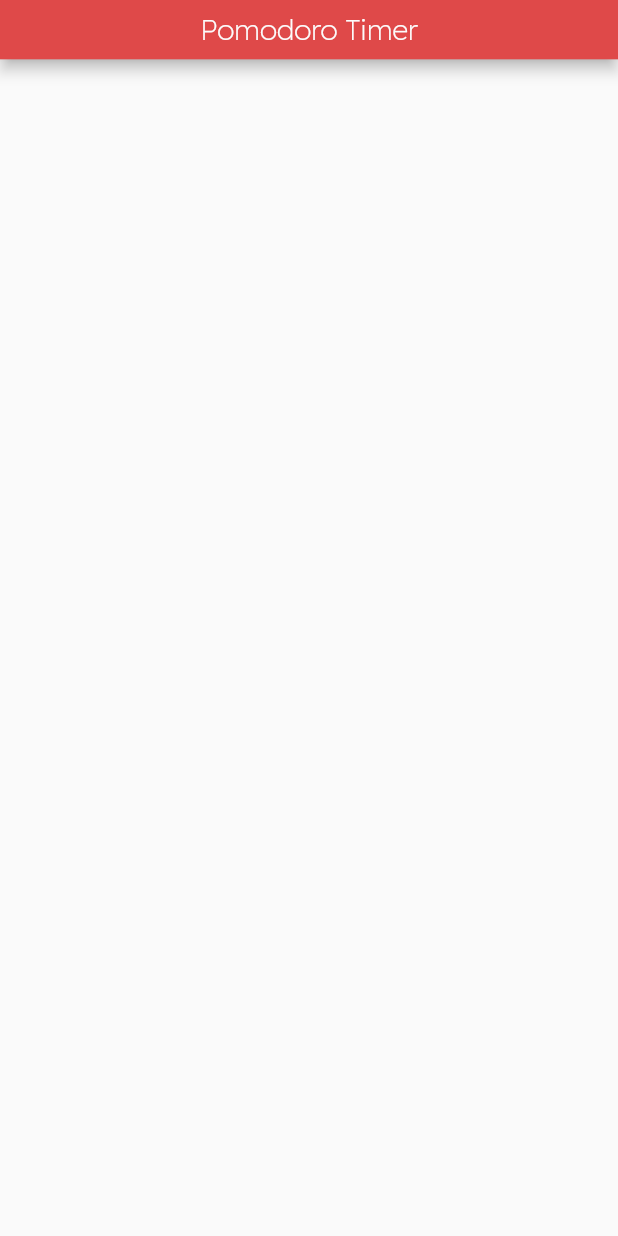
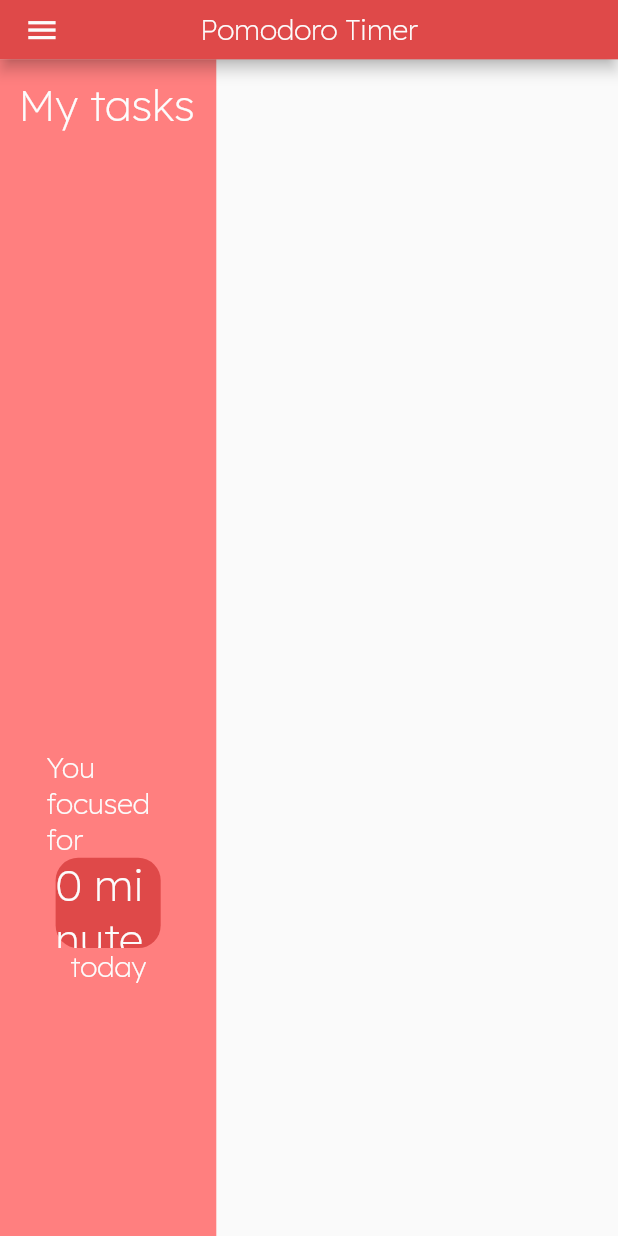
Before and after one commit to IgorArthur/Pomodoro-Timer, a Flutter app: the screen it shows after launch, on a phone screen of 412 x 824 dp. Run offline on Flutter 3.47's test engine with Material 2 defaults, Android fonts, the phone set to English and light mode, and no system bars; our stand-ins replace google_fonts, sizer.

Commit message:
Drawer Page Structure

```diff
--- /dev/null
+++ b/pomodoro_timer_web/lib/model/task_model.dart
@@ -0,0 +1,10 @@
+class Task {
+  String title;
+  bool done = false;
+
+  Task({required this.title});
+
+  void setDone() {
+    done = !done;
+  }
+}
--- a/pomodoro_timer_web/lib/view/export_views.dart
+++ b/pomodoro_timer_web/lib/view/export_views.dart
@@ -1,3 +1,2 @@
-export 'home_page.dart';
-
 export 'utils/export_utils.dart';
+export 'pages/export_pages.dart';
--- /dev/null
+++ b/pomodoro_timer_web/lib/view/pages/export_pages.dart
@@ -0,0 +1,3 @@
+export 'home_page.dart';
+export 'main_page.dart';
+export 'pomodoro_drawer.dart';
--- a/pomodoro_timer_web/lib/view/home_page.dart
+++ b/pomodoro_timer_web/lib/view/pages/home_page.dart
@@ -1,5 +1,5 @@
 import 'package:flutter/material.dart';
-import 'package:pomodoro_timer/view/utils/export_utils.dart';
+import 'package:pomodoro_timer/view/export_views.dart';
 
 class HomePage extends StatefulWidget {
   const HomePage({Key? key}) : super(key: key);
@@ -18,8 +18,20 @@ class _HomePageState extends State<HomePage> {
         centerTitle: true,
         backgroundColor: AppColors.primary200,
         toolbarHeight: 4.8.h,
+        leading: Icon(
+          Icons.menu,
+          color: AppColors.neutral100,
+          size: 2.9.h,
+        ),
       ),
-      body: Container(),
+      body: SingleChildScrollView(
+        child: Row(
+          children: const [
+            PomodoroDrawer(),
+            MainPage(),
+          ],
+        ),
+      ),
     );
   }
 }
--- /dev/null
+++ b/pomodoro_timer_web/lib/view/pages/main_page.dart
@@ -0,0 +1,15 @@
+import 'package:flutter/material.dart';
+import 'package:pomodoro_timer/view/utils/export_utils.dart';
+
+class MainPage extends StatelessWidget {
+  const MainPage({Key? key}) : super(key: key);
+
+  @override
+  Widget build(BuildContext context) {
+    return Container(
+      color: AppColors.primary100,
+      margin: EdgeInsets.all(6.5.w),
+      width: 50.w,
+    );
+  }
+}
--- /dev/null
+++ b/pomodoro_timer_web/lib/view/pages/pomodoro_drawer.dart
@@ -0,0 +1,64 @@
+import 'package:flutter/material.dart';
+import 'package:pomodoro_timer/view/utils/export_utils.dart';
+
+class PomodoroDrawer extends StatelessWidget {
+  const PomodoroDrawer({Key? key}) : super(key: key);
+
+  @override
+  Widget build(BuildContext context) {
+    return Container(
+      color: AppColors.primary100,
+      padding: EdgeInsets.all(3.w),
+      width: 35.w,
+      height: 95.2.h,
+      child: Column(
+        children: [
+          _myTasks(),
+          _taskList(),
+          _focusedTime(),
+        ],
+      ),
+    );
+  }
+
+  Widget _myTasks() {
+    return Container(
+        alignment: Alignment.centerLeft,
+        child: const Text('My tasks').headline1(AppColors.neutral100));
+  }
+
+  Widget _taskList() {
+    return SizedBox(
+      width: 26.9.w,
+      height: 50.h,
+      child: ListView.builder(
+          itemCount: 4,
+          itemBuilder: ((context, index) {
+            return Container();
+          })
+      )
+    );
+  }
+
+  Widget _focusedTime() {
+    return SizedBox(
+      width: 20.w,
+      height: 20.h,
+      child: Column(
+        children: [
+          const Text('You focused for').body1(AppColors.neutral100),
+          Container(
+            alignment: Alignment.center,
+            width: 17.w,
+            height: 7.3.h,
+            decoration: const BoxDecoration(
+                color: AppColors.primary200,
+                borderRadius: BorderRadius.all(Radius.circular(15))),
+            child: const Text('0 minutes').headline1(AppColors.neutral100),
+          ),
+          const Text('today').body1(AppColors.neutral100),
+        ],
+      ),
+    );
+  }
+}
--- a/pomodoro_timer_web/lib/view/utils/app_fonts.dart
+++ b/pomodoro_timer_web/lib/view/utils/app_fonts.dart
@@ -15,7 +15,7 @@ extension AppFonts on Text {
     );
   }
 
-  Text headline1([Color? color]) {
+  Text headline2([Color? color]) {
     final TextStyle textStyle = GoogleFonts.lexend(
       fontWeight: FontWeight.w200,
       fontSize: 3.1.h,
@@ -25,7 +25,7 @@ extension AppFonts on Text {
     );
   }
 
-  Text headline2([Color? color]) {
+  Text headline1([Color? color]) {
     final TextStyle textStyle = GoogleFonts.lexend(
       fontWeight: FontWeight.w200,
       fontSize: 3.5.h,
--- a/pomodoro_timer_web/lib/view/utils/export_utils.dart
+++ b/pomodoro_timer_web/lib/view/utils/export_utils.dart
@@ -1,3 +1,4 @@
 export 'app_colors.dart';
+export 'app_fonts.dart';
+
 export 'package:sizer/sizer.dart';
-export 'app_fonts.dart';
```
Also changed, not shown: pomodoro_timer_web/pubspec.yaml (+1 -68 lines), pomodoro_timer_web/pubspec.lock.
